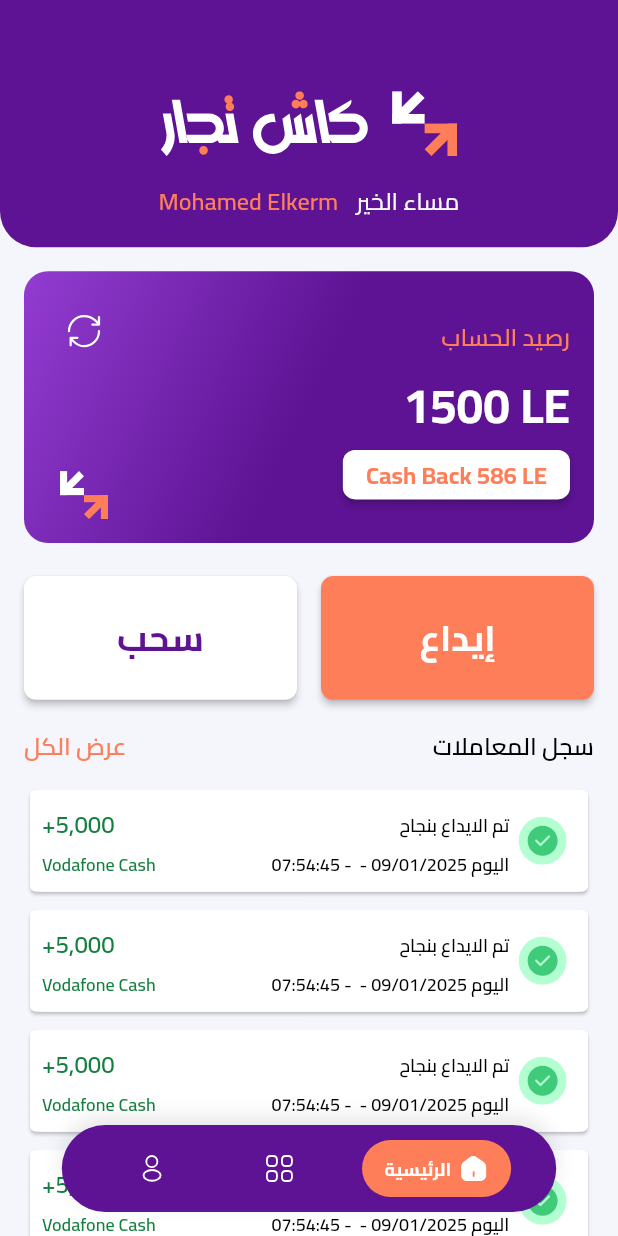
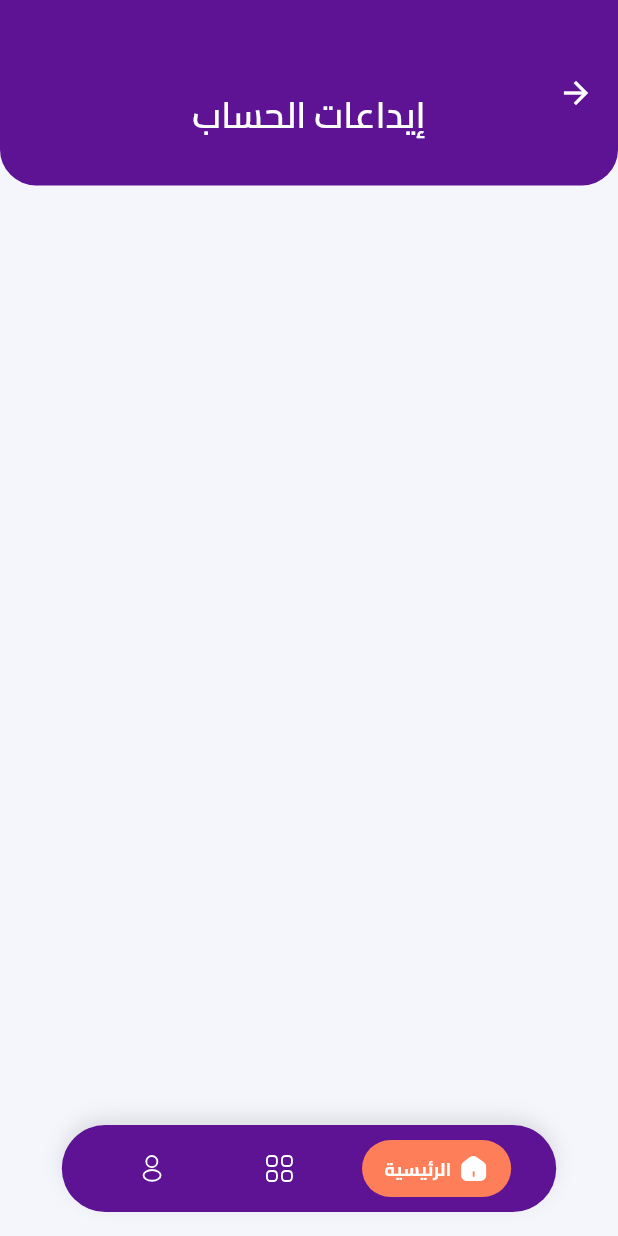
Before and after one commit to MohamedElkerm/Cash_Toggar_App, a Flutter app: the screen it shows after launch, after a tap on "تخطي", after a tap on "تسجيل الدخول", after a tap on "إيداع", on a phone screen of 412 x 824 dp. Run offline on Flutter 3.47's test engine with Material 3 defaults, Android fonts, the phone set to English and light mode, and no system bars; drawn by our look-alikes of auto_size_text; our stand-ins replace bloc, firebase_core, flutter_bloc, flutter_svg, fluttertoast, go_router and 2 more; accounts and stored records are empty.

Commit message:
manage the

```diff
--- a/lib/app_start_point.dart
+++ b/lib/app_start_point.dart
@@ -1,3 +1,4 @@
+import 'package:cash_toggar_app/modules/bottom_nav_modules/home/controller/home_cubit.dart';
 import 'package:cash_toggar_app/resources/themes/light_theme.dart';
 import 'package:flutter/material.dart';
 import 'package:flutter_bloc/flutter_bloc.dart';
@@ -13,8 +14,15 @@
 
   @override
   Widget build(BuildContext context) {
-    return BlocProvider(
-      create: (context) => LocalizationCubit(),
+    return MultiBlocProvider(
+      providers: [
+        BlocProvider(
+          create: (context) => LocalizationCubit(),
+        ),
+        BlocProvider(
+          create: (context) => HomeCubit(),
+        ),
+      ],
       child: BlocConsumer<LocalizationCubit, LocalizationState>(
         listener: (context, state) {
           // TODO: implement listener
--- a/lib/helper/global_widgets/sliver_widgets/custom_sliver_app_bar.dart
+++ b/lib/helper/global_widgets/sliver_widgets/custom_sliver_app_bar.dart
@@ -92,7 +92,7 @@
     required this.backFunction,
   });
 
-  final String headerTitle;
+  final String? headerTitle;
   final Function refreshFunction;
   final Function backFunction;
 
@@ -124,36 +124,36 @@
           child: Row(
             mainAxisAlignment: MainAxisAlignment.center,
             children: [
-              InkWell(
-                onTap: () {
-                  refreshFunction();
-                },
-                child: SvgPicture.asset(
-                  Assets.iconsRefreshIconSvg,
-                  color: AppColors.secondaryColor,
-                ),
-              ),
+              // InkWell(
+              //   onTap: () {
+              //     refreshFunction();
+              //   },
+              //   child: SvgPicture.asset(
+              //     Assets.iconsRefreshIconSvg,
+              //     color: AppColors.secondaryColor,
+              //   ),
+              // ),
               Spacer(),
               MyResponsiveText(
-                text: headerTitle,
+                text: headerTitle.toString(),
                 style: getSemiBold(
                   fontColor: AppColors.myWhite,
                   fontSize: 24,
                 ),
               ),
               Spacer(),
-              InkWell(
-                onTap: () {
-                  backFunction();
-                },
-                child: RotatedBox(
-                  quarterTurns:localCubit.isArabic()? 2:0,
-                  child: SvgPicture.asset(
-                    Assets.iconsArrowBackIconSvg,
-                    color: AppColors.myWhite,
-                  ),
-                ),
-              ),
+              // InkWell(
+              //   onTap: () {
+              //     backFunction();
+              //   },
+              //   child: RotatedBox(
+              //     quarterTurns:localCubit.isArabic()? 2:0,
+              //     child: SvgPicture.asset(
+              //       Assets.iconsArrowBackIconSvg,
+              //       color: AppColors.myWhite,
+              //     ),
+              //   ),
+              // ),
             ],
           ),
         ),
--- a/lib/helper/routing/app_routes.dart
+++ b/lib/helper/routing/app_routes.dart
@@ -10,6 +10,8 @@
   static const String homeScreen = "/home";
   static const String transactionScreen = "/transaction";
   static const String profileScreen = "/profile";
+
+  static const String choosePaymentMethodScreen = "/choosePaymentMethodScreen";
 
 
 }
@@ -26,5 +28,7 @@
   static const String homeScreen = "home";
   static const String transactionScreen = "transaction";
   static const String profileScreen = "profile";
+  static const String choosePaymentMethodScreen = "choosePaymentMethodScreen";
+
 
 }
--- a/lib/helper/routing/router.dart
+++ b/lib/helper/routing/router.dart
@@ -4,6 +4,7 @@
 import 'package:cash_toggar_app/modules/bottom_nav_modules/home/view/home_screen.dart';
 import 'package:cash_toggar_app/modules/bottom_nav_modules/profile/view/profile_screen.dart';
 import 'package:cash_toggar_app/modules/bottom_nav_modules/transactions/view/transaction_screen.dart';
+import 'package:cash_toggar_app/modules/choose_payment_method/view/choose_payment_method_screen.dart';
 import 'package:cash_toggar_app/modules/onboarding/view/on_boarding_screen.dart';
 import 'package:flutter/material.dart';
 import 'package:go_router/go_router.dart';
@@ -65,10 +66,17 @@
         StatefulShellBranch(
           routes: [
             GoRoute(
-              name: AppRoutesNamed.transactionScreen,
-              path: AppRoutes.transactionScreen,
-              builder: (context, state) => const TransactionScreen(),
-            ),
+                name: AppRoutesNamed.transactionScreen,
+                path: AppRoutes.transactionScreen,
+                builder: (context, state) => const TransactionScreen(),
+                routes: [
+                  GoRoute(
+                    name: AppRoutesNamed.choosePaymentMethodScreen,
+                    path: AppRoutes.choosePaymentMethodScreen,
+                    builder: (context, state) =>
+                        const ChoosePaymentMethodScreen(),
+                  ),
+                ]),
           ],
         ),
         StatefulShellBranch(
--- a/lib/modules/bottom_nav_modules/home/controller/home_cubit.dart
+++ b/lib/modules/bottom_nav_modules/home/controller/home_cubit.dart
@@ -1,8 +1,31 @@
 import 'package:bloc/bloc.dart';
+import 'package:cash_toggar_app/helper/routing/app_routes.dart';
+import 'package:cash_toggar_app/helper/routing/router.dart';
+import 'package:flutter/material.dart';
 import 'package:meta/meta.dart';
 
 part 'home_state.dart';
 
 class HomeCubit extends Cubit<HomeState> {
   HomeCubit() : super(HomeInitial());
+
+  late bool isSendingProcess;
+
+  /// if value = 1 -> sending     value = 0 -> receiving
+  void changeTheValueOfIsSendingProcessState({required bool newValue}) {
+    isSendingProcess = newValue;
+    emit(ChangeTheValueOfIsSendingProcessState());
+  }
+
+  navigateToChoosePaymentMethod(
+      {required BuildContext context, required bool value}) {
+    router.pushNamed(
+      AppRoutesNamed.choosePaymentMethodScreen,
+    );
+
+    changeTheValueOfIsSendingProcessState(
+      newValue: value,
+    );
+    emit(NavigateToChoosePaymentMethodState());
+  }
 }
--- a/lib/modules/bottom_nav_modules/home/controller/home_state.dart
+++ b/lib/modules/bottom_nav_modules/home/controller/home_state.dart
@@ -4,3 +4,7 @@
 sealed class HomeState {}
 
 final class HomeInitial extends HomeState {}
+
+final class NavigateToChoosePaymentMethodState extends HomeState {}
+
+final class ChangeTheValueOfIsSendingProcessState extends HomeState {}
--- a/lib/modules/bottom_nav_modules/home/view/home_screen.dart
+++ b/lib/modules/bottom_nav_modules/home/view/home_screen.dart
@@ -3,12 +3,14 @@
 import 'package:cash_toggar_app/helper/global_widgets/my_default_button.dart';
 import 'package:cash_toggar_app/helper/global_widgets/my_text_butoon.dart';
 import 'package:cash_toggar_app/helper/global_widgets/sliver_widgets/custom_sliver_app_bar.dart';
+import 'package:cash_toggar_app/modules/bottom_nav_modules/home/controller/home_cubit.dart';
 import 'package:cash_toggar_app/modules/bottom_nav_modules/home/view/home_widgets.dart';
 import 'package:cash_toggar_app/resources/colors_manager.dart';
 import 'package:cash_toggar_app/resources/constants.dart';
 import 'package:cash_toggar_app/resources/fonts_style.dart';
 import 'package:cash_toggar_app/resources/media_query_values.dart';
 import 'package:flutter/material.dart';
+import 'package:flutter_bloc/flutter_bloc.dart';
 import 'package:flutter_svg/flutter_svg.dart';
 
 import '../../../../generated/l10n.dart';
@@ -19,6 +21,12 @@
 
   @override
   Widget build(BuildContext context) {
+    return BlocConsumer<HomeCubit, HomeState>(
+      listener: (context, state) {
+        // TODO: implement listener
+      },
+      builder: (context, state) {
+        var homeCubit = BlocProvider.of<HomeCubit>(context);
         return Scaffold(
           body: CustomScrollView(
             slivers: [
@@ -44,7 +52,12 @@
                             child: MyDefaultButton(
                               text: S.of(context).sendingMoney,
                               textSize: 24,
-                          function: () {},
+                              function: () {
+                                homeCubit.navigateToChoosePaymentMethod(
+                                  context: context,
+                                  value: true,
+                                );
+                              },
                               isLarge: true,
                               textColor: AppColors.myWhite,
                               backGroundColor: AppColors.secondaryColor,
@@ -57,7 +70,12 @@
                             child: MyDefaultButton(
                               text: S.of(context).receiveMoney,
                               textSize: 24,
-                          function: () {},
+                              function: () {
+                                homeCubit.navigateToChoosePaymentMethod(
+                                  context: context,
+                                  value: false,
+                                );
+                              },
                               isLarge: true,
                               textColor: AppColors.primaryColor,
                               backGroundColor: AppColors.myWhite,
@@ -81,7 +99,8 @@
                           MyTextButton(
                             text: S.of(context).seeAll,
                             style: getSemiBold(
-                            fontColor: AppColors.secondaryColor, fontSize: 16),
+                                fontColor: AppColors.secondaryColor,
+                                fontSize: 16),
                             function: () {},
                           ),
                         ],
@@ -103,13 +122,13 @@
                               transactionTime: "07:54:45",
                               transactionAmount: "5,000",
                               transactionGateway: "Vodafone Cash",
-                          paymentStatusEnum: AppConstants.successTransaction,
+                              paymentStatusEnum:
+                                  AppConstants.successTransaction,
                               isSendingMoneyMakeItGreen: true,
                             ),
                           );
                         },
                       ),
-
                     ],
                   ),
                 ),
@@ -117,5 +136,7 @@
             ],
           ),
         );
+      },
+    );
   }
 }
--- /dev/null
+++ b/lib/modules/choose_payment_method/controller/choose_payment_method_cubit.dart
@@ -0,0 +1,8 @@
+import 'package:bloc/bloc.dart';
+import 'package:meta/meta.dart';
+
+part 'choose_payment_method_state.dart';
+
+class ChoosePaymentMethodCubit extends Cubit<ChoosePaymentMethodState> {
+  ChoosePaymentMethodCubit() : super(ChoosePaymentMethodInitial());
+}
--- /dev/null
+++ b/lib/modules/choose_payment_method/controller/choose_payment_method_state.dart
@@ -0,0 +1,6 @@
+part of 'choose_payment_method_cubit.dart';
+
+@immutable
+sealed class ChoosePaymentMethodState {}
+
+final class ChoosePaymentMethodInitial extends ChoosePaymentMethodState {}
--- /dev/null
+++ b/lib/modules/choose_payment_method/view/choose_payment_method_screen.dart
@@ -0,0 +1,43 @@
+import 'package:cash_toggar_app/modules/bottom_nav_modules/home/controller/home_cubit.dart';
+import 'package:flutter/material.dart';
+import 'package:flutter_bloc/flutter_bloc.dart';
+
+import '../../../generated/l10n.dart';
+import '../../../helper/global_widgets/sliver_widgets/custom_sliver_app_bar.dart';
+
+class ChoosePaymentMethodScreen extends StatelessWidget {
+  const ChoosePaymentMethodScreen({super.key});
+
+  @override
+  Widget build(BuildContext context) {
+    return Scaffold(
+      body: BlocConsumer<HomeCubit, HomeState>(
+        listener: (context, state) {
+          // TODO: implement listener
+        },
+        builder: (context, state) {
+          var homeCubit = BlocProvider.of<HomeCubit>(context);
+          return CustomScrollView(
+            slivers: [
+              MyDefaultCustomSliverAppBarScreen(
+                headerTitle: homeCubit.isSendingProcess
+                    ? S.of(context).sendingMoneyProcess
+                    : S.of(context).receiveMoneyProcess,
+                refreshFunction: () {},
+                backFunction: () {},
+              ),
+              SliverToBoxAdapter(
+                child: Padding(
+                  padding: const EdgeInsets.all(16.0),
+                  child: Column(
+                    children: [],
+                  ),
+                ),
+              ),
+            ],
+          );
+        },
+      ),
+    );
+  }
+}
```
Lines whose indentation alone changed are shown as unchanged.
